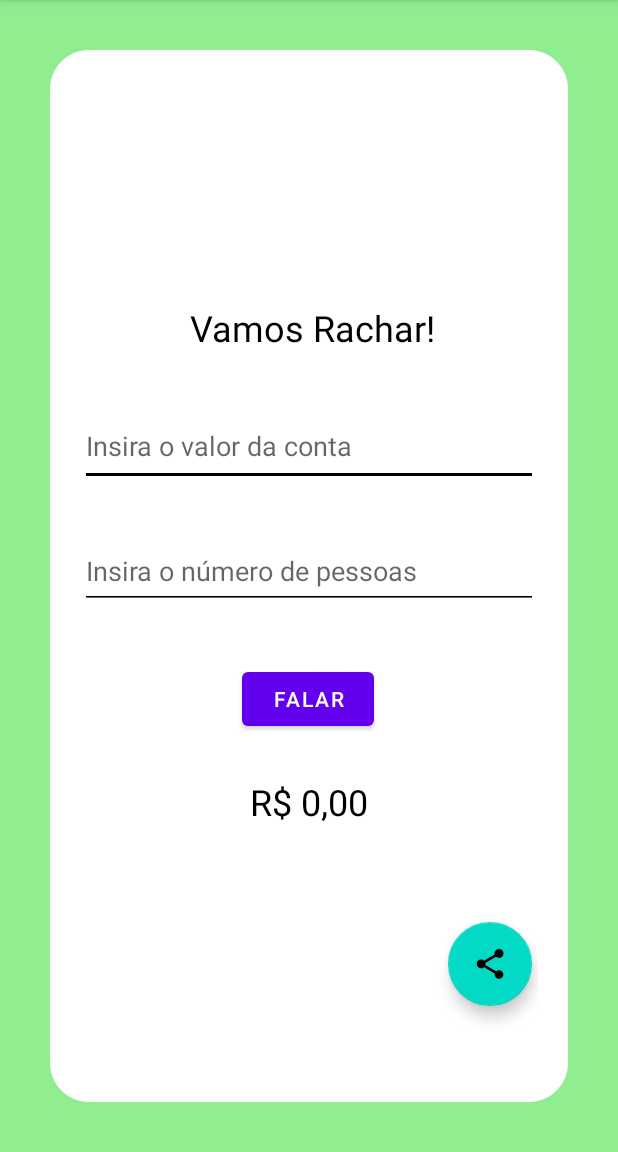
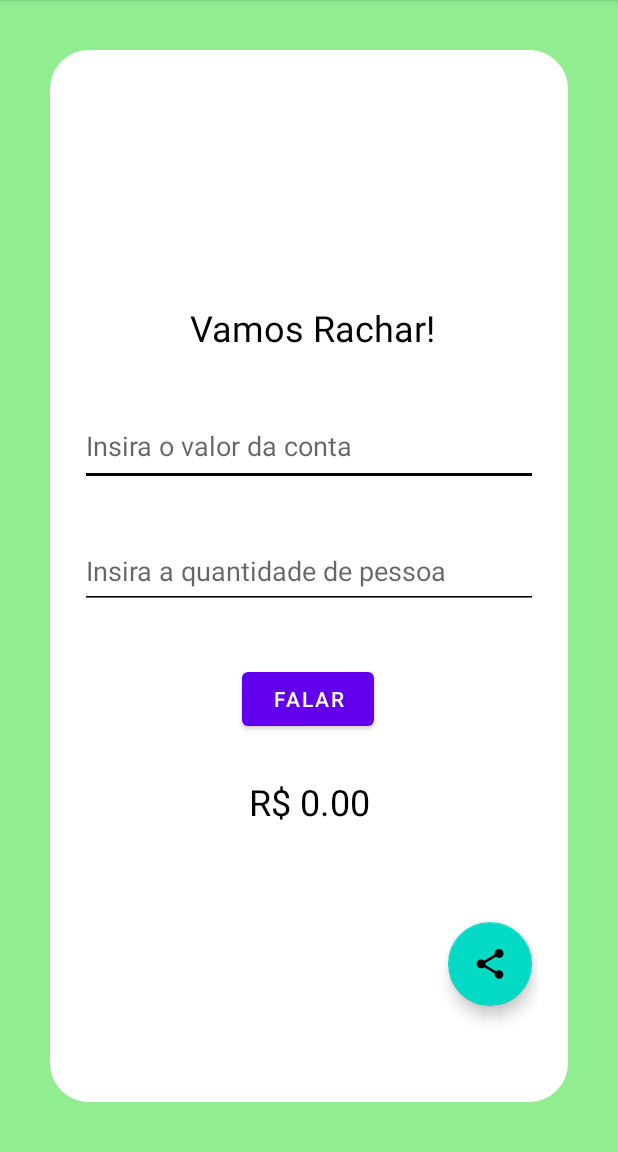
Before and after one commit to VictorDKT/atividade_racha, an Android app: the screen it shows after launch (MainActivity), after a tap on an icon or button, on a phone screen of 412 x 824 dp, the part 84-1236 px from its top. Run offline under Robolectric (Android 15) with nearby library versions, the phone set to English and light mode, and no system bars.

Commit message:
adaptative language

```diff
--- a/app/src/main/java/com/example/constraintlayout/MainActivity.kt
+++ b/app/src/main/java/com/example/constraintlayout/MainActivity.kt
@@ -19,21 +19,25 @@ class MainActivity : AppCompatActivity() , TextWatcher, TextToSpeech.OnInitListe
     var resultado = "R$ 0.00"
 
     override fun onCreate(savedInstanceState: Bundle?) {
-        resultado = "R$ 0.00"
         super.onCreate(savedInstanceState)
+        val moneyString = getString(R.string.money)
+        resultado = "$moneyString 0.00"
         setContentView(R.layout.activity_main)
         val edtConta = findViewById<EditText>(R.id.edtConta)
         edtConta.addTextChangedListener(this)
         val edtPessoas = findViewById<EditText>(R.id.edtPessoas)
         edtPessoas.addTextChangedListener(this)
-        // Initialize TTS engine
+        val textResult = findViewById<TextView>(R.id.ResultView)
+        textResult.text = resultado
+
         tts = TextToSpeech(this, this)
-        //a
+
         val buttonShare = findViewById<FloatingActionButton>(R.id.floatingActionButton)
         buttonShare.setOnClickListener {
             val sendIntent = Intent()
+            val valueString = getString(R.string.value)
             sendIntent.action = Intent.ACTION_SEND
-            sendIntent.putExtra(Intent.EXTRA_TEXT, "O valor é $resultado.")
+            sendIntent.putExtra(Intent.EXTRA_TEXT, "$valueString $resultado.")
             sendIntent.type = "text/plain"
             sendIntent.setPackage("com.whatsapp")
             startActivity(Intent.createChooser(sendIntent, ""))
@@ -59,9 +63,10 @@ class MainActivity : AppCompatActivity() , TextWatcher, TextToSpeech.OnInitListe
 
         if(numeroDePessoas != 0.00 && conta != 0.00) {
             Log.d ("PDM23", "2")
-            val result = conta / numeroDePessoas
-            resultado = "R$" + df.format(result)
-            textResult.setText("R$" + df.format(result))
+            val result = df.format(conta / numeroDePessoas)
+            val moneyString = getString(R.string.money)
+            resultado = "$moneyString $result"
+            textResult.setText(resultado)
         }
     }
 
--- a/app/src/main/res/layout/activity_main.xml
+++ b/app/src/main/res/layout/activity_main.xml
@@ -23,7 +23,7 @@
         android:layout_width="wrap_content"
         android:layout_height="wrap_content"
         android:layout_marginBottom="36dp"
-        android:text="Vamos Rachar!"
+        android:text="@string/title"
         android:textSize="24sp"
         app:layout_constraintBottom_toTopOf="@+id/edtConta"
         app:layout_constraintEnd_toEndOf="parent"
@@ -35,7 +35,7 @@
             android:layout_width="match_parent"
             android:layout_height="53dp"
             android:ems="10"
-            android:hint="Insira o valor da conta"
+            android:hint="@string/insert_value"
             android:inputType="number"
             app:layout_constraintBottom_toBottomOf="parent"
             app:layout_constraintEnd_toEndOf="parent"
@@ -51,7 +51,7 @@
             android:layout_height="50dp"
             android:layout_marginTop="26dp"
             android:ems="10"
-            android:hint="Insira o número de pessoas"
+            android:hint="@string/insert_people_number"
             android:inputType="number"
             app:layout_constraintBottom_toBottomOf="parent"
             app:layout_constraintEnd_toEndOf="parent"
@@ -67,7 +67,7 @@
             android:layout_width="wrap_content"
             android:layout_height="wrap_content"
             android:layout_marginTop="28dp"
-            android:text="R$ 0,00"
+            android:text=""
             android:textSize="24sp"
             app:layout_constraintEnd_toEndOf="parent"
             app:layout_constraintStart_toStartOf="parent"
@@ -79,7 +79,7 @@
             android:layout_height="wrap_content"
             android:layout_marginTop="36dp"
             android:onClick="clickFalar"
-            android:text="Falar"
+            android:text="@string/speak"
             app:layout_constraintEnd_toEndOf="parent"
             app:layout_constraintHorizontal_bias="0.497"
             app:layout_constraintStart_toStartOf="parent"
--- a/app/src/main/res/values/strings.xml
+++ b/app/src/main/res/values/strings.xml
@@ -1,3 +1,9 @@
 <resources>
     <string name="app_name">Constraint Layout</string>
+    <string name="title">Vamos Rachar!</string>
+    <string name="insert_value">Insira o valor da conta</string>
+    <string name="insert_people_number">Insira a quantidade de pessoa</string>
+    <string name="speak">Falar</string>
+    <string name="money">R$</string>
+    <string name="value">O valor é</string>
 </resources>
```
Also changed, not shown: 1 other file.
